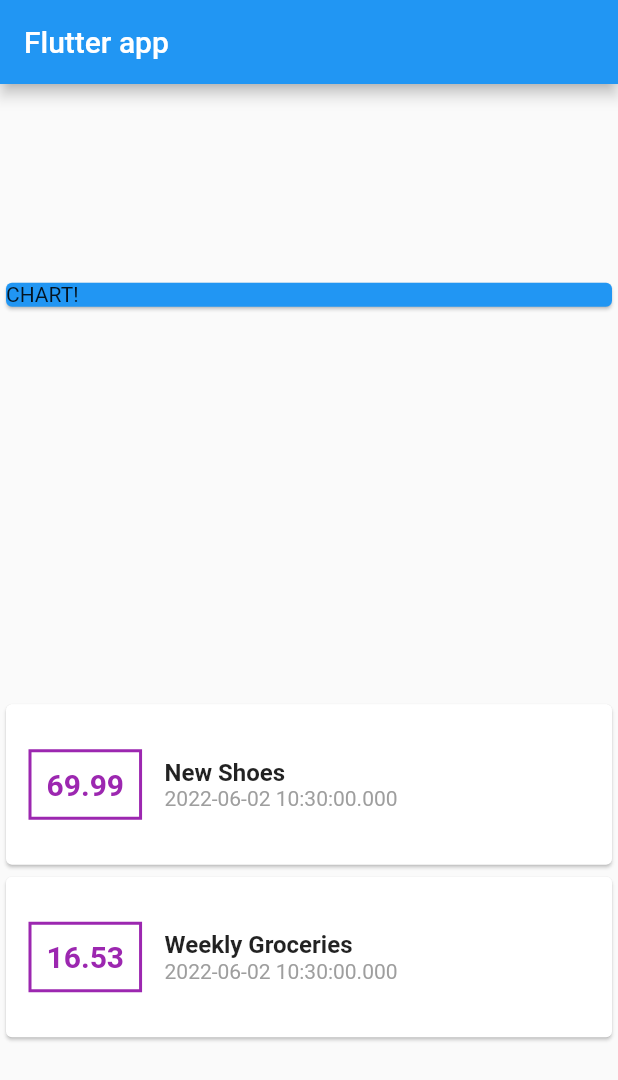
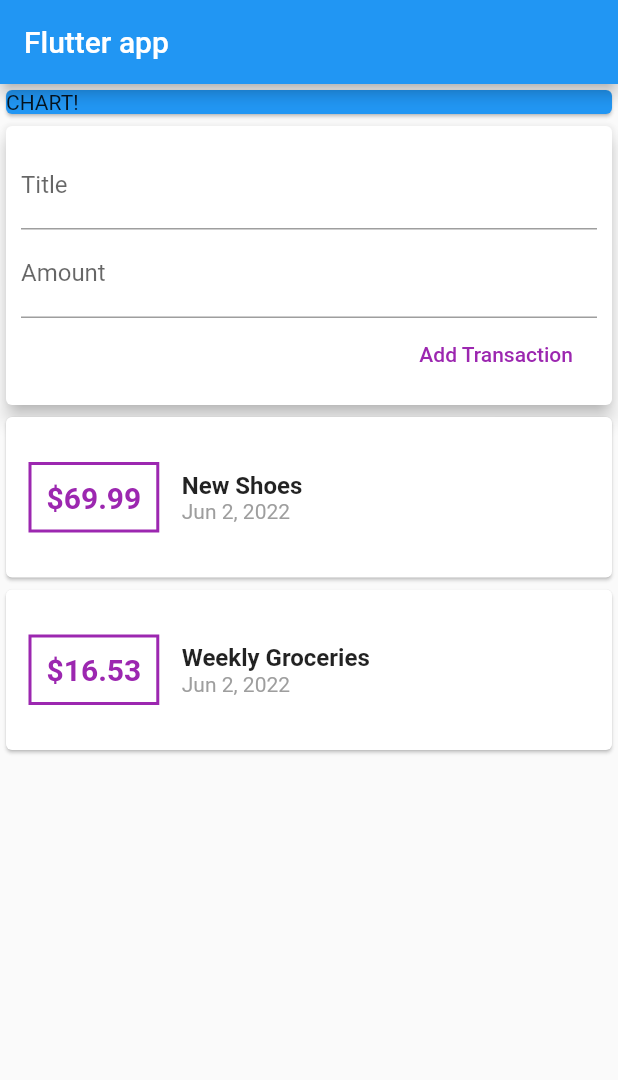
Before and after one commit to MukhammedAli/PersonalExpensesTracker, a Flutter app: the screen it shows after launch, on a phone screen of 412 x 824 dp. Shown: the top 1080 px of the screen. Run offline on Flutter 3.47's test engine with Material 2 defaults, Android fonts, the phone set to English and light mode, and no system bars.

Commit message:
Created user input and FlatButton

```diff
--- a/lib/main.dart
+++ b/lib/main.dart
@@ -1,5 +1,6 @@
 import 'package:flutter/material.dart';
 import './transaction.dart';
+import 'package:intl/intl.dart';
 
 void main() {
   runApp(const MyApp());
@@ -42,7 +43,7 @@ class MyHomePage extends StatelessWidget {
         title: const Text('Flutter app'),
       ),
       body: Column(
-        mainAxisAlignment: MainAxisAlignment.spaceAround,
+        mainAxisAlignment: MainAxisAlignment.start,
         crossAxisAlignment: CrossAxisAlignment.center,
         children: <Widget>[
           Container(
@@ -53,6 +54,31 @@ class MyHomePage extends StatelessWidget {
                 width: double.infinity,
                 child: Text('CHART!'),
               ),
+            ),
+          ),
+          Card(
+            elevation: 5,
+            child: Container(
+              padding: EdgeInsets.all(10),
+              child: Column(
+                  crossAxisAlignment: CrossAxisAlignment.end,
+                  children: <Widget>[
+                    TextField(
+                      decoration: InputDecoration(
+                        labelText: 'Title',
+                      ),
+                    ),
+                    TextField(
+                      decoration: InputDecoration(
+                        labelText: 'Amount',
+                      ),
+                    ),
+                    FlatButton(
+                      child: Text('Add Transaction'),
+                      textColor: Colors.purple,
+                      onPressed: () {},
+                    ),
+                  ]),
             ),
           ),
           Column(
@@ -68,7 +94,7 @@ class MyHomePage extends StatelessWidget {
                       border: Border.all(color: Colors.purple, width: 2),
                     ),
                     padding: EdgeInsets.all(10),
-                    child: Text(tx.amount.toString(),
+                    child: Text('\$${tx.amount}',
                         style: TextStyle(
                           fontWeight: FontWeight.bold,
                           fontSize: 20,
@@ -84,7 +110,7 @@ class MyHomePage extends StatelessWidget {
                             fontSize: 16,
                           )),
                       Text(
-                        tx.date.toString(),
+                        DateFormat.yMMMd().format(tx.date),
                         style: TextStyle(
                           color: Colors.grey,
                         ),
--- a/pubspec.yaml
+++ b/pubspec.yaml
@@ -29,7 +29,7 @@ environment:
 dependencies:
   flutter:
     sdk: flutter
-
+  intl: ^0.17.0
 
   # The following adds the Cupertino Icons font to your application.
   # Use with the CupertinoIcons class for iOS style icons.
```
Also changed, not shown: pubspec.lock.
